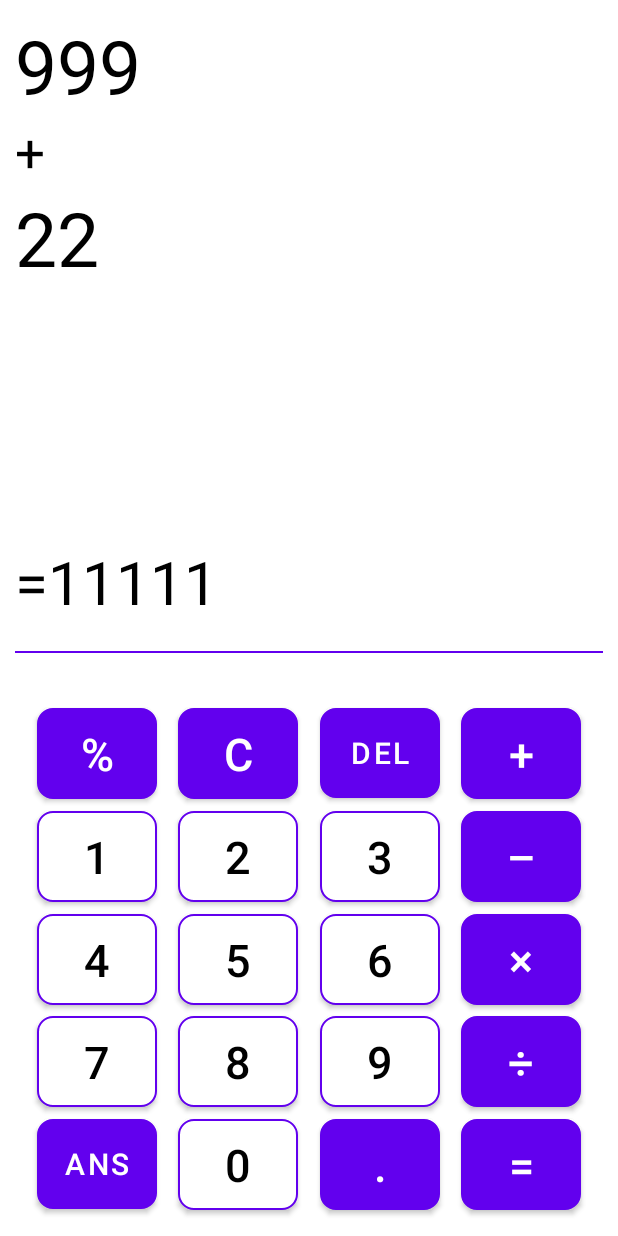
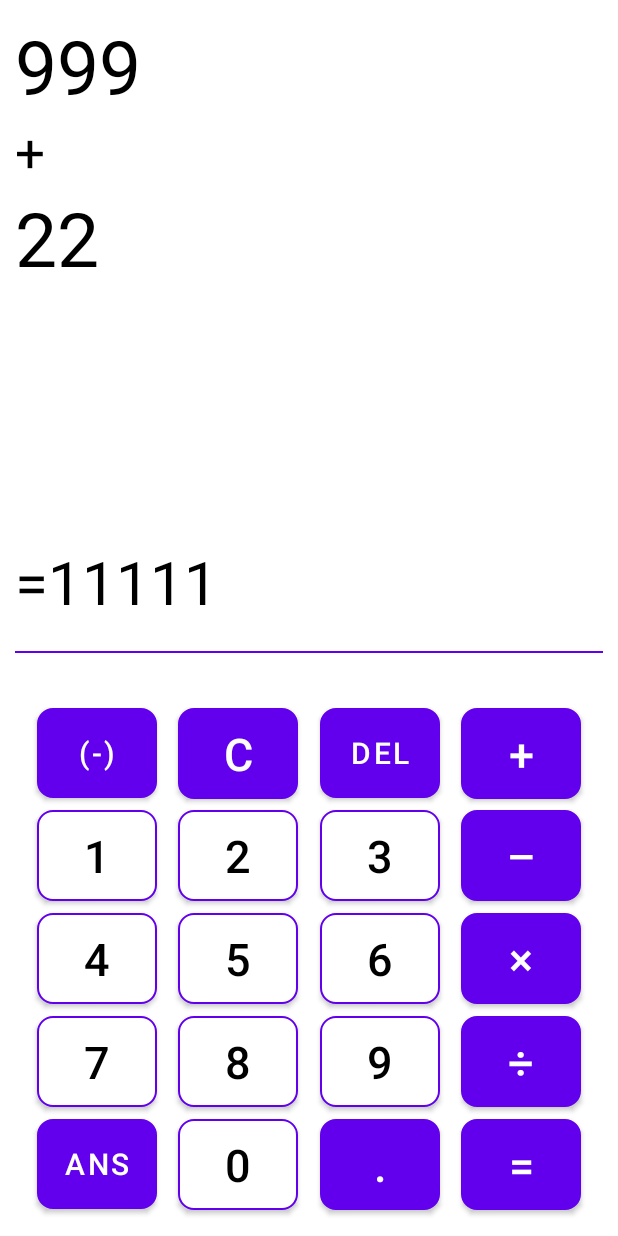
Before and after one commit to buixuandinh711/CalculatorDemo, an Android app: the layout activity_main.xml on its own in the app's theme, with its tools: preview values and no code run, on a phone screen of 412 x 824 dp. Run offline under Robolectric (Android 15) with nearby library versions, the phone set to English and light mode, and no system bars.

Commit message:
handle events for buttons, add calculate logic

```diff
--- a/app/src/main/res/layout/activity_main.xml
+++ b/app/src/main/res/layout/activity_main.xml
@@ -1,6 +1,15 @@
 <?xml version="1.0" encoding="utf-8"?>
-<androidx.constraintlayout.widget.ConstraintLayout xmlns:android="http://schemas.android.com/apk/res/android"
-    xmlns:app="http://schemas.android.com/apk/res-auto"
+
+<layout xmlns:android="http://schemas.android.com/apk/res/android">
+
+    <data>
+
+        <variable
+            name="mainViewModel"
+            type="com.bxd.simplecalcalator.MainViewModel" />
+    </data>
+
+    <androidx.constraintlayout.widget.ConstraintLayout xmlns:app="http://schemas.android.com/apk/res-auto"
         xmlns:tools="http://schemas.android.com/tools"
         android:layout_width="match_parent"
         android:layout_height="match_parent"
@@ -12,9 +21,9 @@
             android:id="@+id/textViewFirstArg"
             android:layout_width="0dp"
             android:layout_height="wrap_content"
-        android:text="999"
-        android:textColor="@color/black"
-        android:textSize="50sp"
+            android:text="@{mainViewModel.firstArg}"
+            style="@style/ArgTextView"
+            tools:text="999"
             app:layout_constraintEnd_toEndOf="parent"
             app:layout_constraintStart_toStartOf="parent"
             app:layout_constraintTop_toTopOf="parent" />
@@ -23,9 +32,10 @@
             android:id="@+id/textViewOperator"
             android:layout_width="0dp"
             android:layout_height="wrap_content"
-        android:text="+"
-        android:textColor="@color/black"
-        android:textSize="35sp"
+            tools:text="+"
+            android:text="@{mainViewModel.operator}"
+            style="@style/ArgTextView"
+            android:textSize="@dimen/operator_text_size"
             app:layout_constraintEnd_toEndOf="parent"
             app:layout_constraintStart_toStartOf="parent"
             app:layout_constraintTop_toBottomOf="@id/textViewFirstArg" />
@@ -34,9 +44,9 @@
             android:id="@+id/textViewSecondArg"
             android:layout_width="0dp"
             android:layout_height="wrap_content"
-        android:text="22"
-        android:textColor="@color/black"
-        android:textSize="50sp"
+            tools:text="22"
+            android:text="@{mainViewModel.secondArg}"
+            style="@style/ArgTextView"
             app:layout_constraintEnd_toEndOf="parent"
             app:layout_constraintStart_toStartOf="parent"
             app:layout_constraintTop_toBottomOf="@id/textViewOperator" />
@@ -45,9 +55,10 @@
             android:id="@+id/textViewResult"
             android:layout_width="wrap_content"
             android:layout_height="wrap_content"
-        android:text="=11111"
-        android:textColor="@color/black"
-        android:textSize="40sp"
+            tools:text="=11111"
+            style="@style/ArgTextView"
+            android:textSize="@dimen/result_text_size"
+            android:text="@{mainViewModel.result}"
             app:layout_constraintBottom_toTopOf="@+id/guidelineTop"
             app:layout_constraintStart_toStartOf="parent"
             app:layout_constraintTop_toBottomOf="@+id/textViewSecondArg"
@@ -71,13 +82,15 @@
 
 
         <Button
-        android:id="@+id/buttonBracket"
+            android:id="@+id/buttonNegative"
             style="@style/FilledButton"
             android:layout_width="wrap_content"
             android:layout_height="wrap_content"
             android:layout_marginTop="10dp"
-        android:text="@string/percent"
+            android:text="@string/negative"
+            android:textSize="@dimen/small_size"
             app:backgroundTint="@null"
+            android:onClick="@{() -> mainViewModel.onClickNegative()}"
             app:layout_constraintBottom_toTopOf="@+id/button1"
             app:layout_constraintEnd_toStartOf="@+id/buttonClear"
             app:layout_constraintHorizontal_bias="0.5"
@@ -93,11 +106,12 @@
             android:layout_height="wrap_content"
             android:text="@string/clear"
             app:backgroundTint="@null"
-        app:layout_constraintBottom_toBottomOf="@+id/buttonBracket"
+            android:onClick="@{() -> mainViewModel.onClickClear()}"
+            app:layout_constraintBottom_toBottomOf="@+id/buttonNegative"
             app:layout_constraintEnd_toStartOf="@+id/buttonDelete"
             app:layout_constraintHorizontal_bias="0.5"
-        app:layout_constraintStart_toEndOf="@+id/buttonBracket"
-        app:layout_constraintTop_toTopOf="@+id/buttonBracket" />
+            app:layout_constraintStart_toEndOf="@+id/buttonNegative"
+            app:layout_constraintTop_toTopOf="@+id/buttonNegative" />
 
         <Button
             android:id="@+id/buttonDelete"
@@ -105,8 +119,9 @@
             android:layout_width="wrap_content"
             android:layout_height="wrap_content"
             android:text="@string/delete"
-        android:textSize="20sp"
+            android:textSize="@dimen/small_size"
             app:backgroundTint="@null"
+            android:onClick="@{() -> mainViewModel.onClickDelete()}"
             app:layout_constraintBottom_toBottomOf="@+id/buttonClear"
             app:layout_constraintEnd_toStartOf="@+id/buttonAdd"
             app:layout_constraintHorizontal_bias="0.5"
@@ -120,6 +135,7 @@
             android:layout_height="wrap_content"
             android:text="@string/add"
             app:backgroundTint="@null"
+            android:onClick="@{() -> mainViewModel.onClickOperator(@string/add)}"
             app:layout_constraintBottom_toBottomOf="@+id/buttonDelete"
             app:layout_constraintEnd_toEndOf="parent"
             app:layout_constraintHorizontal_bias="0.5"
@@ -132,6 +148,7 @@
             style="@style/GeneralButton"
             android:layout_width="wrap_content"
             android:layout_height="wrap_content"
+            android:onClick="@{() -> mainViewModel.onClickNumber(@string/number_1)}"
             android:text="@string/number_1"
             app:backgroundTint="@null"
             app:layout_constraintBottom_toTopOf="@+id/button4"
@@ -139,7 +156,7 @@
             app:layout_constraintHorizontal_bias="0.5"
             app:layout_constraintHorizontal_chainStyle="spread"
             app:layout_constraintStart_toStartOf="parent"
-        app:layout_constraintTop_toBottomOf="@+id/buttonBracket" />
+            app:layout_constraintTop_toBottomOf="@+id/buttonNegative" />
 
         <Button
             android:id="@+id/button2"
@@ -148,6 +165,7 @@
             android:layout_height="wrap_content"
             android:text="@string/number_2"
             app:backgroundTint="@null"
+            android:onClick="@{() -> mainViewModel.onClickNumber(@string/number_2)}"
             app:layout_constraintBottom_toBottomOf="@+id/button1"
             app:layout_constraintEnd_toStartOf="@+id/button3"
             app:layout_constraintHorizontal_bias="0.5"
@@ -161,6 +179,7 @@
             android:layout_height="wrap_content"
             android:text="@string/number_3"
             app:backgroundTint="@null"
+            android:onClick="@{() -> mainViewModel.onClickNumber(@string/number_3)}"
             app:layout_constraintBottom_toBottomOf="@+id/button2"
             app:layout_constraintEnd_toStartOf="@+id/buttonSubtract"
             app:layout_constraintHorizontal_bias="0.5"
@@ -174,6 +193,7 @@
             android:layout_height="wrap_content"
             android:text="@string/subtract"
             app:backgroundTint="@null"
+            android:onClick="@{() -> mainViewModel.onClickOperator(@string/subtract)}"
             app:layout_constraintBottom_toBottomOf="@+id/button3"
             app:layout_constraintEnd_toEndOf="parent"
             app:layout_constraintHorizontal_bias="0.5"
@@ -188,6 +208,7 @@
             android:layout_height="wrap_content"
             android:text="@string/number_4"
             app:backgroundTint="@null"
+            android:onClick="@{() -> mainViewModel.onClickNumber(@string/number_4)}"
             app:layout_constraintBottom_toTopOf="@+id/button7"
             app:layout_constraintEnd_toStartOf="@+id/button5"
             app:layout_constraintHorizontal_bias="0.5"
@@ -202,6 +223,7 @@
             android:layout_height="wrap_content"
             android:text="@string/number_5"
             app:backgroundTint="@null"
+            android:onClick="@{() -> mainViewModel.onClickNumber(@string/number_5)}"
             app:layout_constraintBottom_toBottomOf="@+id/button4"
             app:layout_constraintEnd_toStartOf="@+id/button6"
             app:layout_constraintHorizontal_bias="0.5"
@@ -215,6 +237,7 @@
             android:layout_height="wrap_content"
             android:text="@string/number_6"
             app:backgroundTint="@null"
+            android:onClick="@{() -> mainViewModel.onClickNumber(@string/number_6)}"
             app:layout_constraintBottom_toBottomOf="@+id/button5"
             app:layout_constraintEnd_toStartOf="@+id/buttonMultiply"
             app:layout_constraintHorizontal_bias="0.5"
@@ -228,6 +251,7 @@
             android:layout_height="wrap_content"
             android:text="@string/multiply"
             app:backgroundTint="@null"
+            android:onClick="@{() -> mainViewModel.onClickOperator(@string/multiply)}"
             app:layout_constraintBottom_toBottomOf="@+id/button6"
             app:layout_constraintEnd_toEndOf="parent"
             app:layout_constraintHorizontal_bias="0.5"
@@ -242,6 +266,7 @@
             android:layout_height="wrap_content"
             android:text="@string/number_7"
             app:backgroundTint="@null"
+            android:onClick="@{() -> mainViewModel.onClickNumber(@string/number_7)}"
             app:layout_constraintBottom_toTopOf="@+id/buttonAns"
             app:layout_constraintEnd_toStartOf="@+id/button8"
             app:layout_constraintHorizontal_bias="0.5"
@@ -256,6 +281,7 @@
             android:layout_height="wrap_content"
             android:text="@string/number_8"
             app:backgroundTint="@null"
+            android:onClick="@{() -> mainViewModel.onClickNumber(@string/number_8)}"
             app:layout_constraintBottom_toBottomOf="@+id/button7"
             app:layout_constraintEnd_toStartOf="@+id/button9"
             app:layout_constraintHorizontal_bias="0.5"
@@ -269,6 +295,7 @@
             android:layout_height="wrap_content"
             android:text="@string/number_9"
             app:backgroundTint="@null"
+            android:onClick="@{() -> mainViewModel.onClickNumber(@string/number_9)}"
             app:layout_constraintBottom_toBottomOf="@+id/button8"
             app:layout_constraintEnd_toStartOf="@+id/buttonDivide"
             app:layout_constraintHorizontal_bias="0.5"
@@ -282,6 +309,7 @@
             android:layout_height="wrap_content"
             android:text="@string/divide"
             app:backgroundTint="@null"
+            android:onClick="@{() -> mainViewModel.onClickOperator(@string/divide)}"
             app:layout_constraintBottom_toBottomOf="@+id/button9"
             app:layout_constraintEnd_toEndOf="parent"
             app:layout_constraintHorizontal_bias="0.5"
@@ -295,8 +323,9 @@
             android:layout_width="wrap_content"
             android:layout_height="wrap_content"
             android:text="@string/ans"
-        android:textSize="20sp"
+            android:textSize="@dimen/small_size"
             app:backgroundTint="@null"
+            android:onClick="@{() -> mainViewModel.onClickAns()}"
             app:layout_constraintBottom_toBottomOf="parent"
             app:layout_constraintEnd_toStartOf="@+id/button0"
             app:layout_constraintHorizontal_bias="0.5"
@@ -311,6 +340,7 @@
             android:layout_height="wrap_content"
             android:text="@string/number_0"
             app:backgroundTint="@null"
+            android:onClick="@{() -> mainViewModel.onClickNumber(@string/number_0)}"
             app:layout_constraintBottom_toBottomOf="@+id/buttonAns"
             app:layout_constraintEnd_toStartOf="@+id/buttonDot"
             app:layout_constraintHorizontal_bias="0.5"
@@ -324,6 +354,7 @@
             android:layout_height="wrap_content"
             android:text="@string/dot"
             app:backgroundTint="@null"
+            android:onClick="@{() -> mainViewModel.onClickDot()}"
             app:layout_constraintBottom_toBottomOf="@+id/button0"
             app:layout_constraintEnd_toStartOf="@+id/buttonEqual"
             app:layout_constraintHorizontal_bias="0.5"
@@ -337,6 +368,7 @@
             android:layout_height="wrap_content"
             android:text="@string/equal"
             app:backgroundTint="@null"
+            android:onClick="@{() -> mainViewModel.onClickEqual()}"
             app:layout_constraintBottom_toBottomOf="@+id/buttonDot"
             app:layout_constraintEnd_toEndOf="parent"
             app:layout_constraintHorizontal_bias="0.5"
@@ -345,3 +377,4 @@
 
 
     </androidx.constraintlayout.widget.ConstraintLayout>
+</layout>
--- /dev/null
+++ b/app/src/main/res/values/dimens.xml
@@ -0,0 +1,7 @@
+<?xml version="1.0" encoding="utf-8"?>
+<resources>
+    <dimen name="arg_text_size">50sp</dimen>
+    <dimen name="operator_text_size">35sp</dimen>
+    <dimen name="result_text_size">40sp</dimen>
+    <dimen name="small_size">20sp</dimen>
+</resources>
--- a/app/src/main/res/values/strings.xml
+++ b/app/src/main/res/values/strings.xml
@@ -11,7 +11,7 @@
     <string name="number_8">8</string>
     <string name="number_9">9</string>
 
-    <string name="percent">%</string>
+    <string name="negative">(-)</string>
     <string name="clear">C</string>
     <string name="delete">DEL</string>
     <string name="add">+</string>
--- a/app/src/main/res/values/themes.xml
+++ b/app/src/main/res/values/themes.xml
@@ -27,4 +27,9 @@
         <item name="android:textColor">@color/white</item>
         <item name="android:minWidth">0dp</item>
     </style>
+    <style name="ArgTextView" parent="Widget.AppCompat.TextView">
+        <item name="android:maxLines">1</item>
+        <item name="android:textColor">@color/black</item>
+        <item name="android:textSize">@dimen/arg_text_size</item>
+    </style>
 </resources>
```
Also changed, not shown: app/build.gradle (+7 -0 lines), app/src/main/java/com/bxd/simplecalcalator/MainActivity.kt (+17 -1 lines), app/src/main/java/com/bxd/simplecalcalator/MainViewModel.kt (added, +237 -0 lines). Lines whose indentation alone changed are shown as unchanged.
